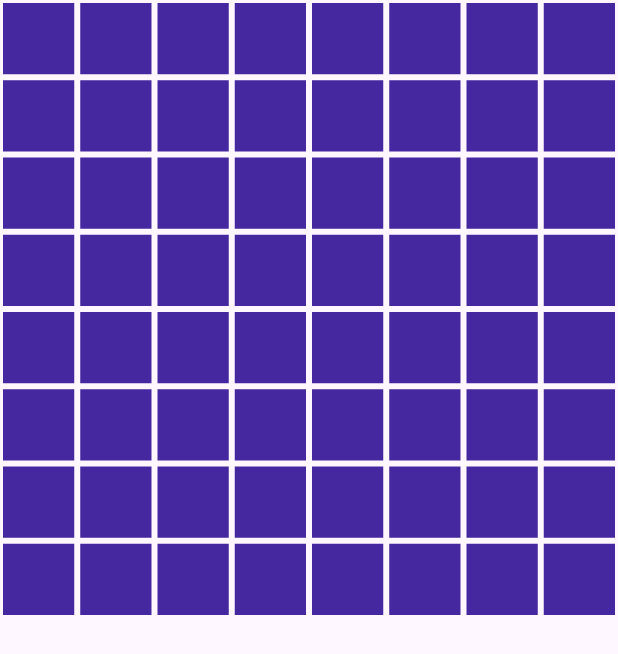
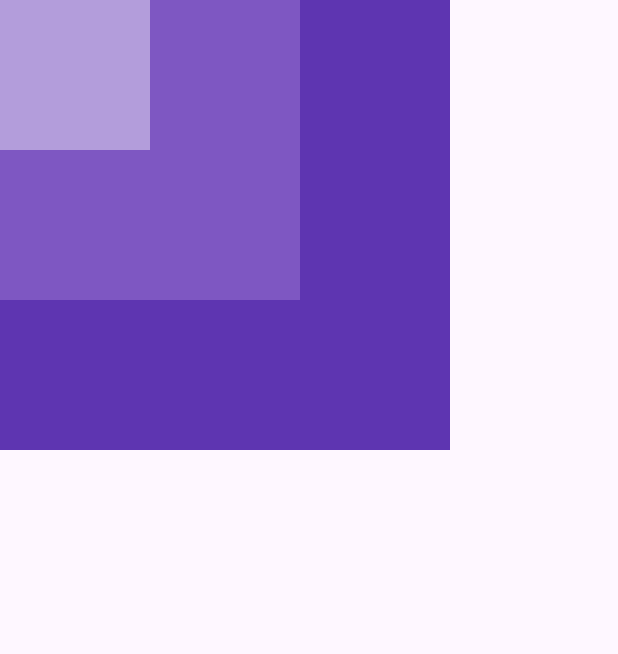
Before and after one commit to DarshDCoding/learningFlutter, a Flutter app: the screen it shows after launch, on a phone screen of 412 x 824 dp. Shown: the top 654 px of the screen. Run offline on Flutter 3.47's test engine with Material 3 defaults, Android fonts, the phone set to English and light mode, and no system bars.

Commit message:
playing with stack

```diff
--- a/lib/main.dart
+++ b/lib/main.dart
@@ -14,14 +14,30 @@ class App extends StatelessWidget {
     return MaterialApp(
       debugShowCheckedModeBanner: false,
       home: Scaffold(
-        body: GridView.builder(
-          itemCount: 64,
-          gridDelegate: SliverGridDelegateWithFixedCrossAxisCount(crossAxisCount: 8),
-          itemBuilder: (context, index) =>
-              Container(
-                margin: EdgeInsets.all(2),
-                color: Colors.deepPurple.shade800,),
-          ),
+        body: Stack(
+          alignment: Alignment.topLeft,
+          children: [
+            //big box
+            Container(
+              height: 300,
+              width: 300,
+              color: Colors.deepPurple.shade600,
+            ),
+            //med box
+            Container(
+              height: 200,
+              width: 200,
+              color: Colors.deepPurple.shade400,
+            ),
+
+            //small box
+            Container(
+              height: 100,
+              width: 100,
+              color: Colors.deepPurple.shade200,
+            )
+          ],
+        )
       ),
     );
   }
```
